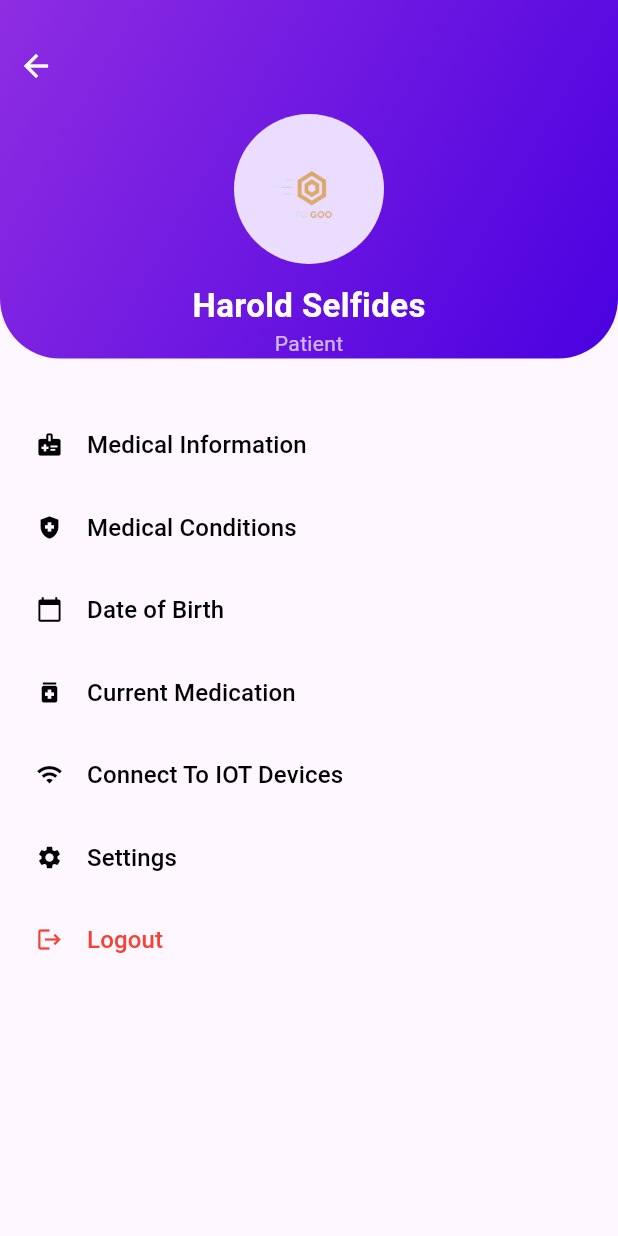
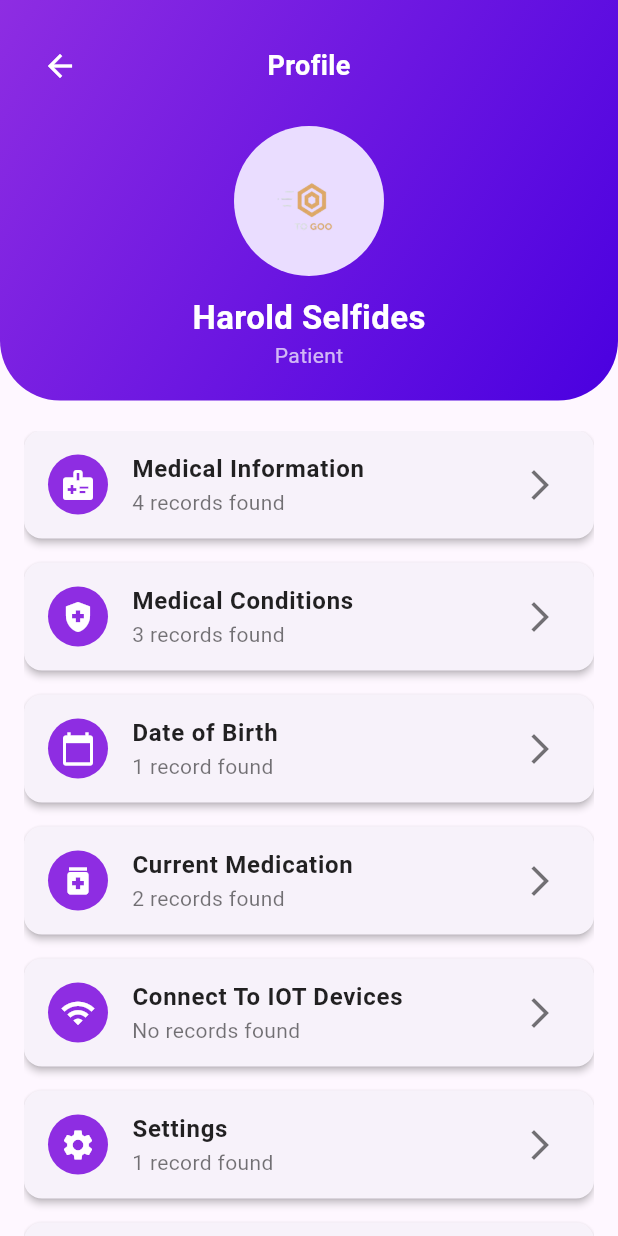
Before and after one commit to harold062/myproject, a Flutter app: the screen it shows after launch, on a phone screen of 412 x 824 dp. Run offline on Flutter 3.47's test engine with Material 3 defaults, Android fonts, the phone set to English and light mode, and no system bars; our stand-ins replace firebase_auth, firebase_core, firebase_database, font_awesome_flutter, google_sign_in, image_picker; accounts and stored records are empty; Roboto replaces fonts that are missing (ClashDisplay, PlusJakartaSans).

Commit message:
Design and New Features Added

```diff
--- a/lib/screens/profile.dart
+++ b/lib/screens/profile.dart
@@ -1,4 +1,6 @@
 import 'package:flutter/material.dart';
+import 'package:myproject/profileFeatures/currentMed.dart';
+import 'package:myproject/profileFeatures/medicalCond.dart';
 import 'package:myproject/profileFeatures/settings.dart';
 import 'package:myproject/screens/login.dart';
 
@@ -7,53 +9,35 @@ class ProfileScreen extends StatelessWidget {
 
   @override
   Widget build(BuildContext context) {
-    Widget buildMenuButton({
+    Widget buildMenuCard({
       required IconData icon,
       required String label,
+      required String recordsFound,
       VoidCallback? onTap,
-      bool isLogout = false,
-      String? badge,
     }) {
-      return ElevatedButton(
-        onPressed: onTap,
-        style: ElevatedButton.styleFrom(
-          backgroundColor: Colors.transparent,
-          foregroundColor: Colors.black,
-          shadowColor: Colors.transparent,
-          padding: const EdgeInsets.symmetric(vertical: 16),
-          shape: RoundedRectangleBorder(
-            borderRadius: BorderRadius.circular(10),
+      return Card(
+        margin: const EdgeInsets.only(bottom: 16),
+        shape: RoundedRectangleBorder(borderRadius: BorderRadius.circular(12)),
+        elevation: 2,
+        child: ListTile(
+          leading: CircleAvatar(
+            backgroundColor: const Color(0xFF8E2DE2),
+            child: Icon(icon, color: Colors.white),
+          ),
+          title: Text(
+            label,
+            style: const TextStyle(
+              fontSize: 16,
+              fontWeight: FontWeight.bold,
+              color: Colors.black87,
             ),
           ),
-        child: Row(
-          children: [
-            Icon(icon, color: isLogout ? Colors.red : Colors.black),
-            const SizedBox(width: 16),
-            Text(
-              label,
-              style: TextStyle(
-                fontSize: 16,
-                fontFamily: 'PlusJakartaSans',
-                color: isLogout ? Colors.red : Colors.black,
+          subtitle: Text(
+            recordsFound,
+            style: const TextStyle(fontSize: 14, color: Colors.black54),
           ),
-            ),
-            const Spacer(),
-            if (badge != null)
-              Container(
-                padding: const EdgeInsets.symmetric(horizontal: 8, vertical: 4),
-                decoration: BoxDecoration(
-                  color: const Color(0xFF8E2DE2),
-                  borderRadius: BorderRadius.circular(12),
-                ),
-                child: Text(
-                  badge,
-                  style: const TextStyle(
-                    color: Colors.white,
-                    fontFamily: 'PlusJakartaSans',
-                  ),
-                ),
-              ),
-          ],
+          trailing: const Icon(Icons.arrow_forward_ios, color: Colors.black54),
+          onTap: onTap,
         ),
       );
     }
@@ -71,20 +55,31 @@ class ProfileScreen extends StatelessWidget {
               ),
               borderRadius: BorderRadius.vertical(bottom: Radius.circular(40)),
             ),
+            child: Padding(
+              padding: const EdgeInsets.symmetric(horizontal: 16, vertical: 20),
               child: Column(
-              crossAxisAlignment: CrossAxisAlignment.start,
                 children: [
-                const SizedBox(height: 20),
+                  Row(
+                    mainAxisAlignment: MainAxisAlignment.spaceBetween,
+                    children: [
                       IconButton(
                         icon: const Icon(Icons.arrow_back, color: Colors.white),
                         onPressed: () {
                           Navigator.pop(context);
                         },
                       ),
-                const SizedBox(height: 8),
-                Center(
-                  child: Column(
-                    children: [
+                      const Text(
+                        'Profile',
+                        style: TextStyle(
+                          fontSize: 18,
+                          fontWeight: FontWeight.bold,
+                          color: Colors.white,
+                        ),
+                      ),
+                      const SizedBox(width: 48), // Placeholder for alignment
+                    ],
+                  ),
+                  const SizedBox(height: 16),
                   const CircleAvatar(
                     radius: 50,
                     backgroundImage: AssetImage('assets/images/logo.png'),
@@ -110,46 +105,64 @@ class ProfileScreen extends StatelessWidget {
                 ],
               ),
             ),
-              ],
-            ),
           ),
 
-          const SizedBox(height: 30),
+          const SizedBox(height: 20),
 
           // Menu Items
           Expanded(
             child: Padding(
-              padding: const EdgeInsets.symmetric(horizontal: 24),
-              child: Column(
+              padding: const EdgeInsets.symmetric(horizontal: 16),
+              child: ListView(
                 children: [
-                  buildMenuButton(
+                  buildMenuCard(
                     icon: Icons.medical_information,
                     label: 'Medical Information',
+                    recordsFound: '4 records found',
                     onTap: () {},
                   ),
-                  buildMenuButton(
+                  buildMenuCard(
                     icon: Icons.health_and_safety,
                     label: 'Medical Conditions',
+                    recordsFound: '3 records found',
+                    onTap: () {
+                      Navigator.pushReplacement(
+                        context,
+                        MaterialPageRoute(
+                          builder: (_) => const MedicalConditionsScreen(),
+                        ),
+                      );
+                    },
+                  ),
+                  buildMenuCard(
+                    icon: Icons.calendar_today,
+                    label: 'Date of Birth',
+                    recordsFound: '1 record found',
                     onTap: () {},
                   ),
-                  buildMenuButton(
-                    icon: Icons.calendar_today,
-                    label: 'Date of Birth',
+                  buildMenuCard(
+                    icon: Icons.medication,
+                    label: 'Current Medication',
+                    recordsFound: '2 records found',
+                    onTap: () {
+                      Navigator.pushReplacement(
+                        context,
+                        MaterialPageRoute(
+                          builder: (_) => const CurrentMedicationScreen(),
+                        ),
+                      );
+                    },
+                  ),
+                  buildMenuCard(
+                    icon: Icons.wifi,
+                    label: 'Connect To IOT Devices',
+                    recordsFound: 'No records found',
                     onTap: () {},
                   ),
-                  buildMenuButton(
-                    icon: Icons.medication,
-                    label: 'Current Medication',
-                    onTap: () {},
-                  ),
-                  buildMenuButton(
-                    icon: Icons.wifi,
-                    label: 'Connect To IOT Devices',
-                    onTap: () {},
-                  ),
-                  buildMenuButton(
+                  buildMenuCard(
                     icon: Icons.settings,
                     label: 'Settings',
+                    recordsFound: '1 record found',
                     onTap: () {
                       Navigator.pushReplacement(
                         context,
@@ -157,10 +170,10 @@ class ProfileScreen extends StatelessWidget {
                       );
                     },
                   ),
-                  buildMenuButton(
+                  buildMenuCard(
                     icon: Icons.logout,
                     label: 'Logout',
-                    isLogout: true,
+                    recordsFound: '',
                     onTap: () {
                       Navigator.pushReplacement(
                         context,
@@ -168,8 +181,6 @@ class ProfileScreen extends StatelessWidget {
                       );
                     },
                   ),
-                  const Spacer(),
-                  const SizedBox(height: 20),
                 ],
               ),
             ),
```
Also changed, not shown: lib/profileFeatures/currentMed.dart (added, +288 -0 lines), lib/profileFeatures/medicalCond.dart (+238 -0 lines). Lines whose indentation alone changed are shown as unchanged.
